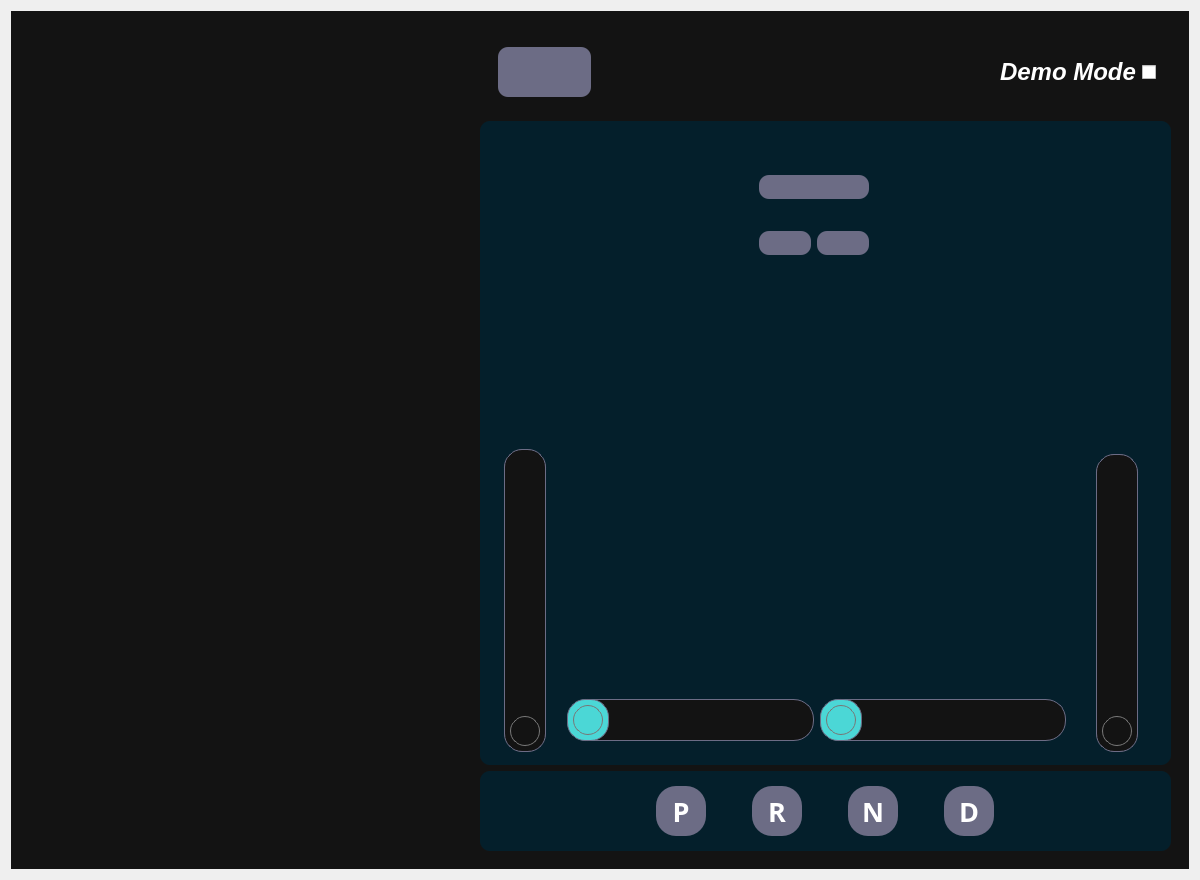
The window that ui/IC.ui (AutomotiveGradeLinux/src-agl-demo-control-panel) describes before a commit, drawn with Qt 5.
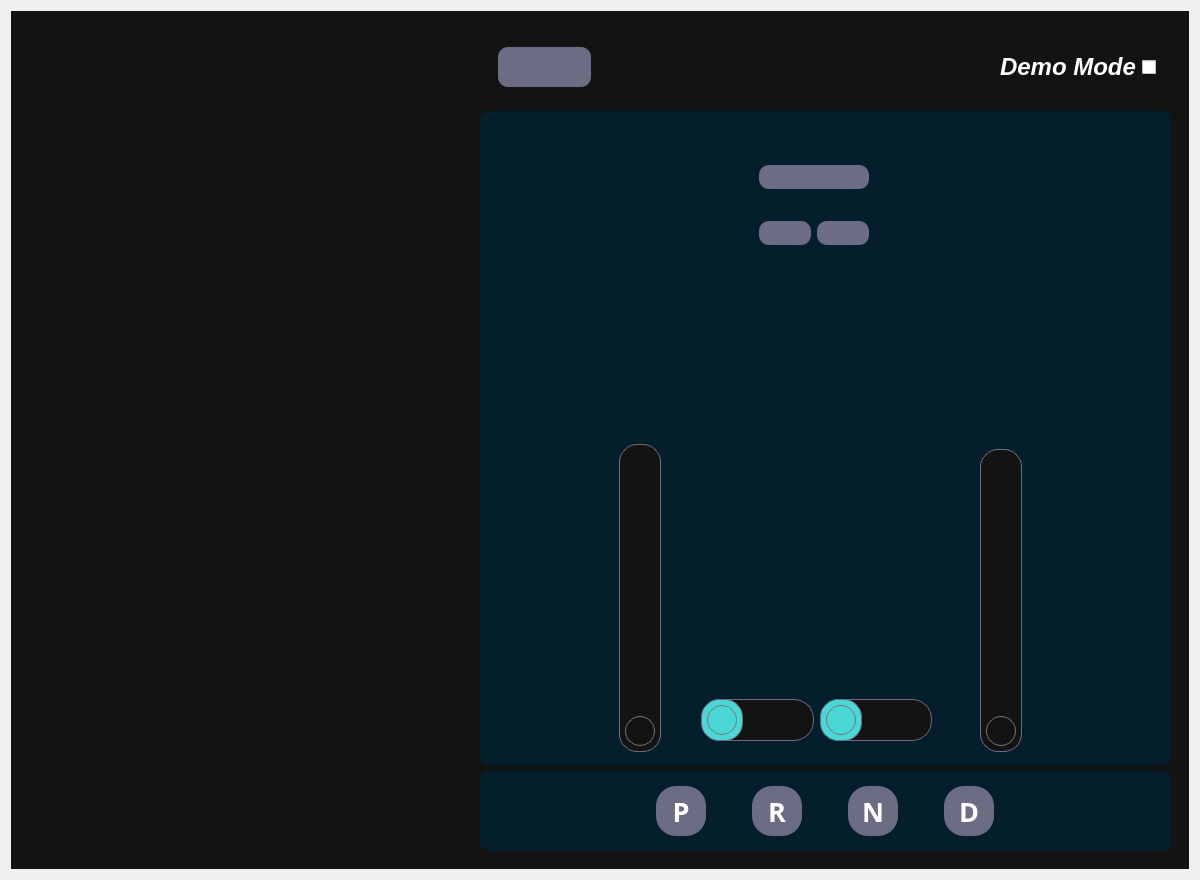
The same window after the commit. Icons and pictures are not drawn. Custom widgets are drawn as their Qt base class.

```diff
--- a/ui/IC.ui
+++ b/ui/IC.ui
@@ -518,8 +518,8 @@
                  </property>
                  <property name="minimumSize">
                   <size>
-                   <width>0</width>
-                   <height>0</height>
+                   <width>200</width>
+                   <height>200</height>
                   </size>
                  </property>
                 </widget>
@@ -594,8 +594,8 @@
                  </property>
                  <property name="minimumSize">
                   <size>
-                   <width>0</width>
-                   <height>0</height>
+                   <width>200</width>
+                   <height>200</height>
                   </size>
                  </property>
                 </widget>
@@ -840,7 +840,7 @@
                <item>
                 <widget class="QPushButton" name="TirePressureBtn">
                  <property name="sizePolicy">
-                  <sizepolicy hsizetype="Fixed" vsizetype="Fixed">
+                  <sizepolicy hsizetype="Fixed" vsizetype="Minimum">
                    <horstretch>0</horstretch>
                    <verstretch>0</verstretch>
                   </sizepolicy>
@@ -848,7 +848,7 @@
                  <property name="minimumSize">
                   <size>
                    <width>50</width>
-                   <height>50</height>
+                   <height>40</height>
                   </size>
                  </property>
                  <property name="font">
@@ -869,8 +869,8 @@
                  </property>
                  <property name="iconSize">
                   <size>
-                   <width>50</width>
-                   <height>50</height>
+                   <width>40</width>
+                   <height>40</height>
                   </size>
                  </property>
                  <property name="checkable">
```
Left out of the diff: 227 changed lines with no effect on the pictures.
